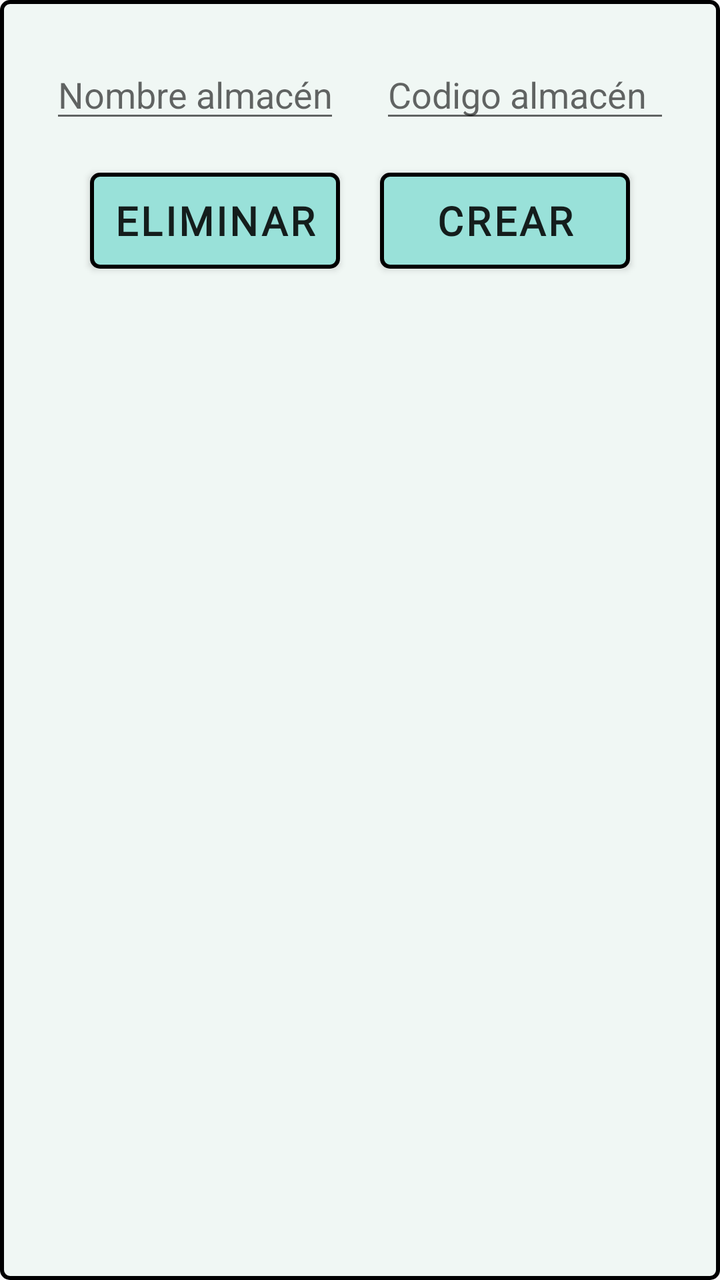
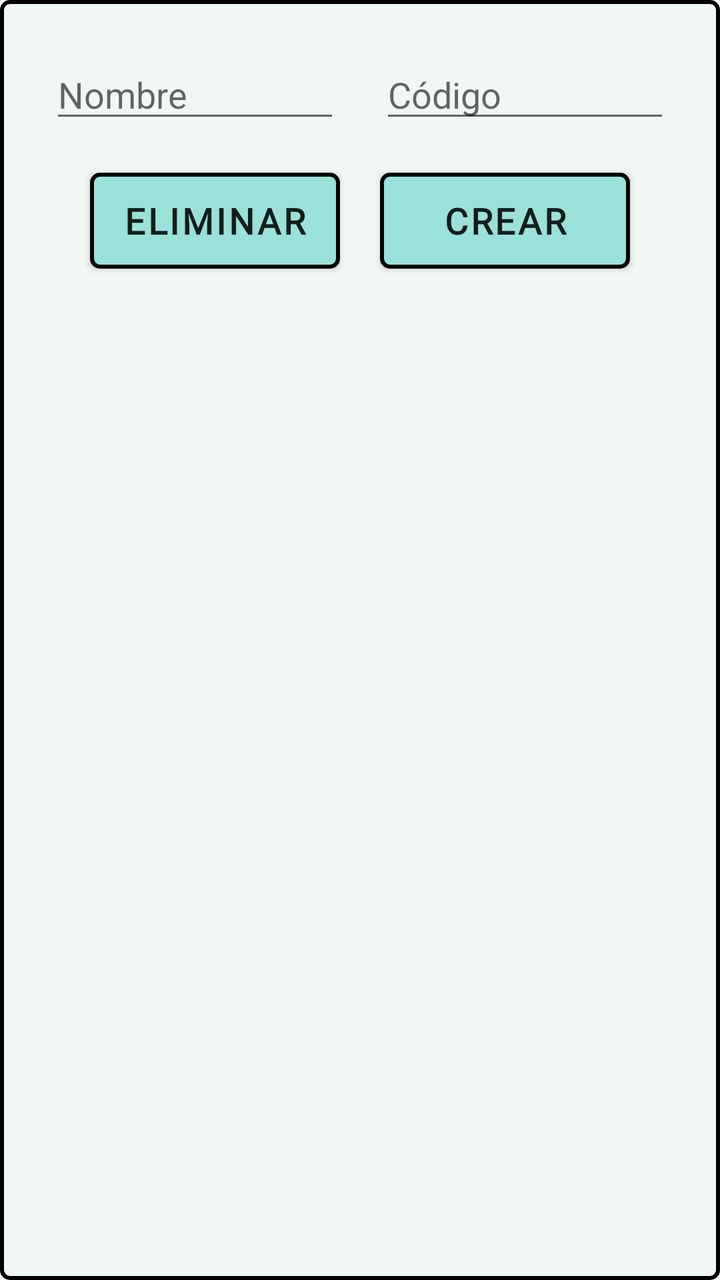

An Android layout rendered at two revisions. The XML below is the earlier revision; the diff shows what the commit changed to produce the second picture.
<!-- AndroidManifest.xml: application theme Theme.Gestock -->
<!-- res/layout/alert_crear_eliminar_almacen.xml -->
<?xml version="1.0" encoding="utf-8"?>
<LinearLayout xmlns:android="http://schemas.android.com/apk/res/android"
    android:layout_width="match_parent"
    android:layout_height="wrap_content"
    android:orientation="vertical"
    android:gravity="start"
    android:padding="15dp"
    android:background="@drawable/border_line_recycler">

    <LinearLayout
        android:layout_width="match_parent"
        android:layout_height="wrap_content"
        android:orientation="horizontal">

        <EditText
            android:id="@+id/nombre_almacen"
            android:layout_width="0dp"
            android:layout_height="wrap_content"
            android:layout_margin="10dp"

            android:hint="Nombre almacén"
            android:maxLines="1"
            android:inputType="text"
            android:imeOptions="actionNext"

            android:layout_weight="1"/>

        <EditText
            android:id="@+id/codigo_almacen"
            android:layout_width="0dp"
            android:layout_height="wrap_content"
            android:layout_margin="10dp"

            android:hint="Codigo almacén"
            android:maxLines="1"
            android:inputType="number"
            android:imeOptions="actionNext"

            android:layout_weight="1"/>

    </LinearLayout>
    <LinearLayout
        android:layout_width="match_parent"
        android:layout_height="wrap_content"
        android:orientation="horizontal"
        android:layout_marginStart="20dp"
        android:layout_marginEnd="20dp">

        <androidx.appcompat.widget.AppCompatButton
            android:id="@+id/boton_eliminar_almacen"
            android:layout_width="0dp"
            android:layout_height="wrap_content"
            android:layout_weight="1"

            android:layout_margin="10dp"

            android:background="@drawable/border_line"

            android:textSize="20sp"
            android:textStyle="bold"
            android:text="ELIMINAR"
            android:fontFamily="@font/abhaya_libre"
            android:letterSpacing="0.07"/>

        <androidx.appcompat.widget.AppCompatButton
            android:id="@+id/boton_crear_almacen"
            android:layout_width="0dp"
            android:layout_height="wrap_content"
            android:layout_weight="1"

            android:layout_margin="10dp"

            android:background="@drawable/border_line"

            android:textSize="20sp"
            android:textStyle="bold"
            android:text="CREAR"
            android:fontFamily="@font/abhaya_libre"
            android:letterSpacing="0.07"/>
    </LinearLayout>

</LinearLayout>
<!-- resources referenced by this layout -->
<resources>
  <!-- drawable border_line (drawable) -->
  <?xml version="1.0" encoding="utf-8"?>
  <shape xmlns:android="http://schemas.android.com/apk/res/android">
      <solid android:color="#99e1d9"/>
      <stroke
          android:width="2dp"
          android:color="#000000"/>
      <corners android:radius="4dp"/>
      <padding
          android:left="10dp"
          android:top="10dp"
          android:right="10dp"
          android:bottom="10dp"/>
  </shape>
  <!-- drawable border_line_recycler (drawable) -->
  <?xml version="1.0" encoding="utf-8"?>
  <shape xmlns:android="http://schemas.android.com/apk/res/android">
      <solid android:color="@color/verd_background"/>
      <stroke
          android:width="2dp"
          android:color="#000000"/>
      <corners android:radius="4dp"/>
  </shape>
  <style name="Theme.Gestock" parent="Theme.MaterialComponents.DayNight.NoActionBar.Bridge">
          <item name="colorOnPrimary">@color/white</item>
          <item name="colorOnSecondary">@color/black</item>
          <item name="colorPrimary">@color/black_34</item>
          <item name="colorPrimaryVariant">@color/purple_700</item>
          <item name="colorSecondary">@color/teal_200</item>
          <item name="colorSecondaryVariant">@color/teal_700</item>
      </style>
  <color name="verd_background">#f0f7f4</color>
  <color name="white">#ffffffff</color>
  <color name="black">#ff000000</color>
  <color name="black_34">#57090909</color>
  <color name="purple_700">#ff3700b3</color>
  <color name="teal_200">#ff03dac5</color>
  <color name="teal_700">#ff018786</color>
</resources>

<!-- the commit's change to res/layout/alert_crear_eliminar_almacen.xml (unified diff, before → after) -->
@@ -18,7 +18,7 @@
             android:layout_height="wrap_content"
             android:layout_margin="10dp"
 
-            android:hint="Nombre almacén"
+            android:hint="Nombre"
             android:maxLines="1"
             android:inputType="text"
             android:imeOptions="actionNext"
@@ -31,7 +31,7 @@
             android:layout_height="wrap_content"
             android:layout_margin="10dp"
 
-            android:hint="Codigo almacén"
+            android:hint="Código"
             android:maxLines="1"
             android:inputType="number"
             android:imeOptions="actionNext"
@@ -56,7 +56,7 @@
 
             android:background="@drawable/border_line"
 
-            android:textSize="20sp"
+            android:textSize="18sp"
             android:textStyle="bold"
             android:text="ELIMINAR"
             android:fontFamily="@font/abhaya_libre"
@@ -72,7 +72,7 @@
 
             android:background="@drawable/border_line"
 
-            android:textSize="20sp"
+            android:textSize="18sp"
             android:textStyle="bold"
             android:text="CREAR"
             android:fontFamily="@font/abhaya_libre"
